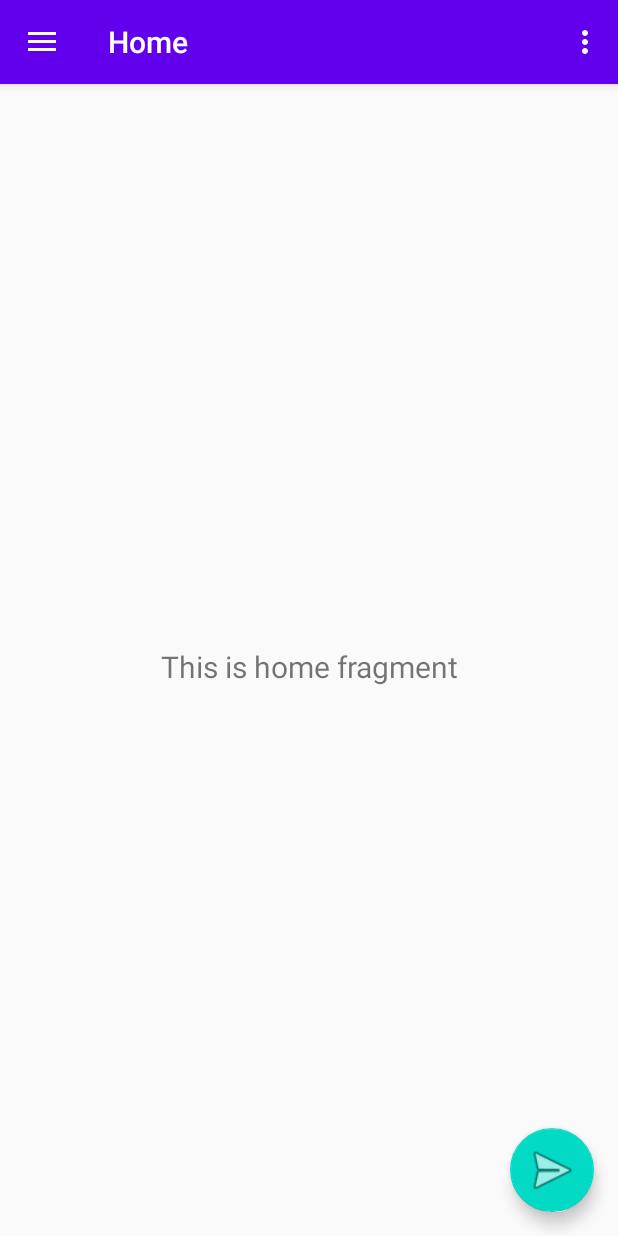
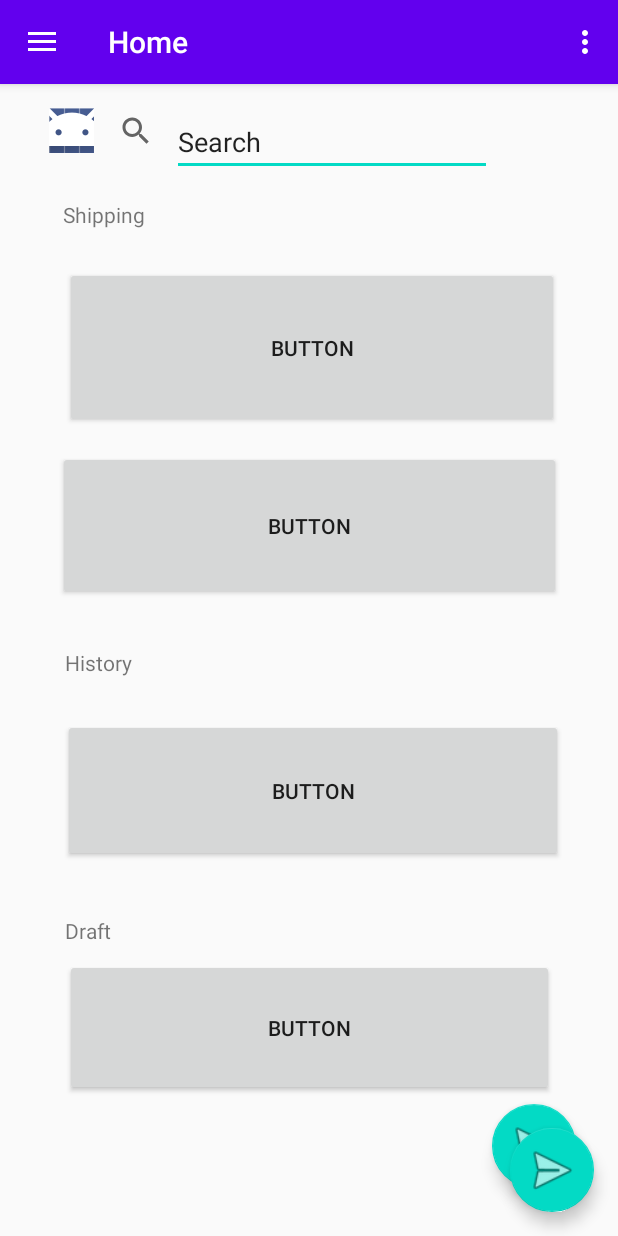
Before and after one commit to Dispatch-Delivery-Management-App/frontend, an Android app: the screen it shows after launch (MainActivity), after a tap on "LOGIN", on a phone screen of 412 x 824 dp. Run offline under Robolectric (Android 15) with nearby library versions, the phone set to English and light mode, and no system bars; our stand-ins replace navigation-ui; 2 statements that could not run were skipped.

Commit message:
update home fragment

```diff
--- a/app/src/main/res/layout/fragment_home.xml
+++ b/app/src/main/res/layout/fragment_home.xml
@@ -6,17 +6,152 @@
     android:layout_height="match_parent"
     tools:context=".ui.home.HomeFragment">
 
+    <com.google.android.material.floatingactionbutton.FloatingActionButton
+    android:id="@+id/fab"
+    android:layout_width="wrap_content"
+    android:layout_height="wrap_content"
+    android:layout_marginEnd="28dp"
+    android:layout_marginBottom="32dp"
+    app:layout_constraintBottom_toBottomOf="parent"
+    app:layout_constraintEnd_toEndOf="parent"
+    app:maxImageSize="40dp"
+    app:srcCompat="@android:drawable/ic_menu_send" />
+
     <TextView
-        android:id="@+id/text_home"
-        android:layout_width="match_parent"
-        android:layout_height="wrap_content"
-        android:layout_marginStart="8dp"
-        android:layout_marginTop="8dp"
-        android:layout_marginEnd="8dp"
-        android:textAlignment="center"
-        android:textSize="20sp"
-        app:layout_constraintBottom_toBottomOf="parent"
-        app:layout_constraintEnd_toEndOf="parent"
-        app:layout_constraintStart_toStartOf="parent"
-        app:layout_constraintTop_toTopOf="parent" />
+    android:id="@+id/textView2"
+    android:layout_width="wrap_content"
+    android:layout_height="wrap_content"
+    android:layout_marginStart="42dp"
+    android:layout_marginTop="31dp"
+    android:layout_marginEnd="314dp"
+    android:text="Shipping"
+    app:layout_constraintEnd_toEndOf="parent"
+    app:layout_constraintHorizontal_bias="0.0"
+    app:layout_constraintStart_toStartOf="parent"
+    app:layout_constraintTop_toBottomOf="@+id/imageButton" />
+
+    <TextView
+    android:id="@+id/textView3"
+    android:layout_width="wrap_content"
+    android:layout_height="19dp"
+    android:layout_marginStart="43dp"
+    android:layout_marginTop="32dp"
+    android:layout_marginEnd="323dp"
+    android:text="History"
+    app:layout_constraintEnd_toEndOf="parent"
+    app:layout_constraintHorizontal_bias="0.0"
+    app:layout_constraintStart_toStartOf="parent"
+    app:layout_constraintTop_toBottomOf="@+id/button2" />
+
+    <TextView
+    android:id="@+id/textView4"
+    android:layout_width="wrap_content"
+    android:layout_height="wrap_content"
+    android:layout_marginStart="42dp"
+    android:layout_marginTop="129dp"
+    android:layout_marginEnd="337dp"
+    android:layout_marginBottom="164dp"
+    android:text="Draft"
+    app:layout_constraintBottom_toBottomOf="parent"
+    app:layout_constraintEnd_toEndOf="parent"
+    app:layout_constraintStart_toStartOf="parent"
+    app:layout_constraintTop_toBottomOf="@+id/textView3" />
+
+    <ImageButton
+    android:id="@+id/imageButton"
+    android:layout_width="30dp"
+    android:layout_height="30dp"
+    android:layout_marginStart="32dp"
+    android:layout_marginTop="16dp"
+    android:layout_marginEnd="349dp"
+    android:layout_marginBottom="31dp"
+    android:src="@android:drawable/sym_def_app_icon"
+    app:layout_constraintBottom_toTopOf="@+id/textView2"
+    app:layout_constraintEnd_toEndOf="parent"
+    app:layout_constraintStart_toStartOf="parent"
+    app:layout_constraintTop_toTopOf="parent" />
+
+    <EditText
+    android:id="@+id/editText6"
+    android:layout_width="wrap_content"
+    android:layout_height="wrap_content"
+    android:layout_marginStart="9dp"
+    android:layout_marginTop="16dp"
+    android:layout_marginEnd="84dp"
+    android:ems="10"
+    android:inputType="textPersonName"
+    android:text="@android:string/search_go"
+    app:layout_constraintEnd_toEndOf="parent"
+    app:layout_constraintStart_toEndOf="@+id/searchView2"
+    app:layout_constraintTop_toTopOf="parent" />
+
+    <SearchView
+    android:id="@+id/searchView2"
+    android:layout_width="30dp"
+    android:layout_height="30dp"
+    android:layout_marginStart="12dp"
+    android:layout_marginTop="16dp"
+    android:layout_marginEnd="306dp"
+    android:layout_marginBottom="31dp"
+    app:layout_constraintBottom_toTopOf="@+id/textView2"
+    app:layout_constraintEnd_toEndOf="parent"
+    app:layout_constraintStart_toEndOf="@+id/imageButton"
+    app:layout_constraintTop_toTopOf="parent" />
+
+    <Button
+    android:id="@+id/button"
+    android:layout_width="329dp"
+    android:layout_height="107dp"
+    android:layout_marginStart="43dp"
+    android:layout_marginTop="25dp"
+    android:layout_marginEnd="43dp"
+    android:layout_marginBottom="40dp"
+    android:text="Button"
+    app:layout_constraintBottom_toTopOf="@+id/button2"
+    app:layout_constraintEnd_toEndOf="parent"
+    app:layout_constraintHorizontal_bias="0.0"
+    app:layout_constraintStart_toStartOf="parent"
+    app:layout_constraintTop_toBottomOf="@+id/textView2"
+    app:layout_constraintVertical_bias="0.31" />
+
+    <Button
+    android:id="@+id/button2"
+    android:layout_width="335dp"
+    android:layout_height="99dp"
+    android:layout_marginStart="43dp"
+    android:layout_marginTop="15dp"
+    android:layout_marginEnd="43dp"
+    android:text="Button"
+    app:layout_constraintEnd_toEndOf="parent"
+    app:layout_constraintStart_toStartOf="parent"
+    app:layout_constraintTop_toBottomOf="@+id/button" />
+
+    <Button
+    android:id="@+id/button3"
+    android:layout_width="333dp"
+    android:layout_height="95dp"
+    android:layout_marginStart="42dp"
+    android:layout_marginEnd="43dp"
+    android:layout_marginBottom="36dp"
+    android:text="Button"
+    app:layout_constraintBottom_toTopOf="@+id/textView4"
+    app:layout_constraintEnd_toEndOf="parent"
+    app:layout_constraintHorizontal_bias="0.0"
+    app:layout_constraintStart_toStartOf="parent" />
+
+    <Button
+    android:id="@+id/button4"
+    android:layout_width="326dp"
+    android:layout_height="91dp"
+    android:layout_marginStart="43dp"
+    android:layout_marginTop="17dp"
+    android:layout_marginEnd="43dp"
+    android:layout_marginBottom="14dp"
+    android:text="Button"
+    app:layout_constraintBottom_toTopOf="@+id/fab"
+    app:layout_constraintEnd_toStartOf="@+id/fab"
+    app:layout_constraintHorizontal_bias="0.0"
+    app:layout_constraintStart_toStartOf="parent"
+    app:layout_constraintTop_toBottomOf="@+id/textView4" />
+
 </androidx.constraintlayout.widget.ConstraintLayout>
```
